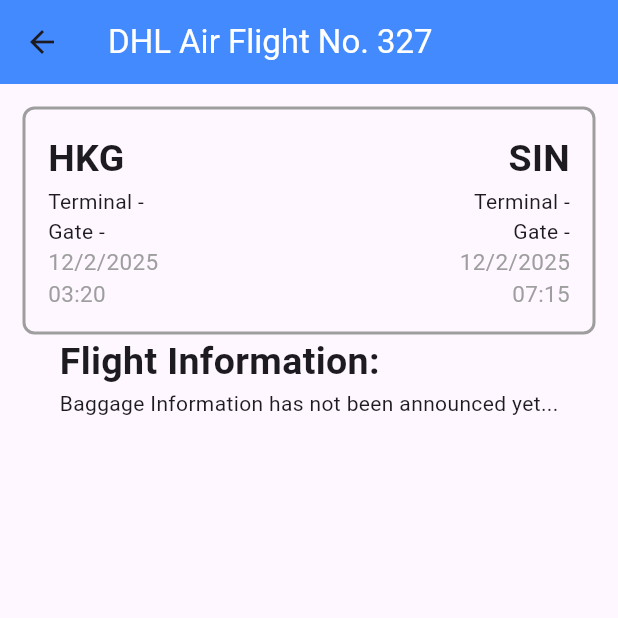
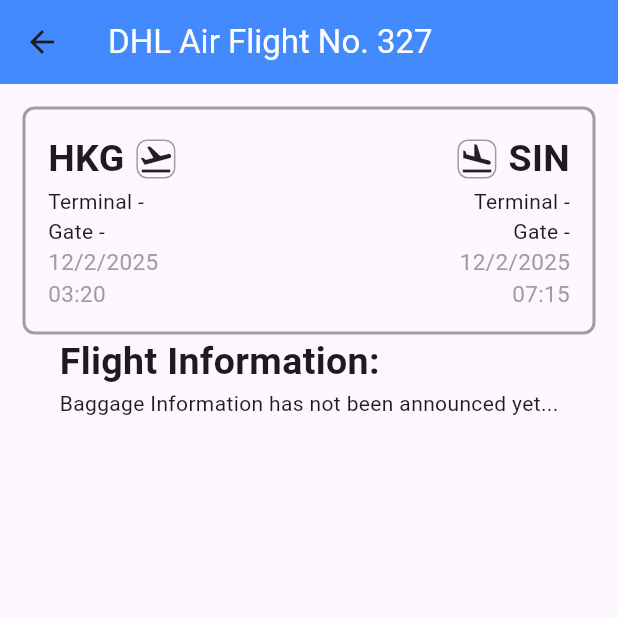
Before and after one commit to raa193/cs1635_mpx_final_project, a Flutter app: the screen it shows after launch, after a tap on "DHL Air", on a phone screen of 412 x 824 dp, the top half of it. Run offline on Flutter 3.47's test engine with Material 3 defaults, Android fonts, the phone set to English and light mode, and no system bars.

Commit message:
Added stylization
Added stylization to departure and arrival iatas, added flight status

```diff
--- a/mpx/lib/utils/parsing_utils.dart
+++ b/mpx/lib/utils/parsing_utils.dart
@@ -1,3 +1,4 @@
+
 DateTime? safeParseDate(String? value) {
   if (value == null) return null;
   try {
@@ -6,3 +7,12 @@
     return null;
   }
 }
+
+extension StringExtensions on String {
+  String capitalize() {
+    if (this.isEmpty) {
+      return this; // Return empty string if input is empty
+    }
+    return "${this[0].toUpperCase()}${this.substring(1)}";
+  }
+}
--- a/mpx/lib/views/flight_detail_view.dart
+++ b/mpx/lib/views/flight_detail_view.dart
@@ -34,12 +34,27 @@
                   Column(
                     crossAxisAlignment: CrossAxisAlignment.start,
                     children: [
+                      Row(
+                        children:  [
                           Text(
                             flight.departureData.getIata() ?? '-',
                             style: TextStyle(
                               fontSize: 25,
                               fontWeight: FontWeight.bold,
                             ),
+                          ),
+                          SizedBox(width: 8),
+                          DecoratedBox(
+                            decoration: BoxDecoration(
+                              border: Border.all(color: Colors.grey, width: 1.0),
+                              borderRadius: BorderRadius.circular(7.0),
+                            ),
+                            child: Padding(
+                              padding: EdgeInsets.all(1),
+                              child: Icon(Icons.flight_takeoff)
+                            ),
+                          )
+                        ],
                       ),
                       Text(
                         'Terminal ${flight.departureData.getTerminal() ?? '-'}',
@@ -59,12 +74,27 @@
                   Column(
                     crossAxisAlignment: CrossAxisAlignment.end,
                     children: [
+                      Row(
+                        children: [
+                          DecoratedBox(
+                            decoration: BoxDecoration(
+                              border: Border.all(color: Colors.grey, width: 1.0),
+                              borderRadius: BorderRadius.circular(7.0),
+                            ),
+                            child: Padding(
+                              padding: EdgeInsets.all(1),
+                              child: Icon(Icons.flight_land)
+                            ),
+                          ),
+                          SizedBox(width: 8),
                           Text(
                             flight.arrivalData.getIata() ?? '-',
                             style: TextStyle(
                               fontSize: 25,
                               fontWeight: FontWeight.bold,
                             ),
+                          ),
+                        ],
                       ),
                       Text(
                         'Terminal ${flight.arrivalData.getTerminal() ?? '-'}',
--- a/mpx/lib/views/flight_list_view.dart
+++ b/mpx/lib/views/flight_list_view.dart
@@ -1,6 +1,5 @@
 import 'package:mpx/viewmodels/flight_list_view_model.dart';
 import 'package:flutter/material.dart';
-import 'package:mpx/services/flight_service.dart';
 import 'package:mpx/widgets/flight_list.dart';
 import 'package:provider/provider.dart';
 
--- a/mpx/lib/widgets/flight_tile.dart
+++ b/mpx/lib/widgets/flight_tile.dart
@@ -1,4 +1,5 @@
 import 'package:flutter/material.dart';
+import 'package:mpx/utils/parsing_utils.dart';
 import 'package:mpx/viewmodels/flight_view_model.dart';
 import 'package:intl/intl.dart';
 import 'package:mpx/views/flight_detail_view.dart';
@@ -39,8 +40,7 @@
                     child: Icon(Icons.flight, size: 20),
                   ),
                 ),
-                SizedBox(width: 5)
-                ,
+                SizedBox(width: 8),
                 Text(
                   textAlign: TextAlign.right,
                   flight.airlineData.getName() ?? 'Unknown Airline',
@@ -56,12 +56,27 @@
                 Column(
                   crossAxisAlignment: CrossAxisAlignment.start,
                   children: [
+                    Row(
+                      children:  [
                         Text(
                           flight.departureData.getIata() ?? '-',
                           style: TextStyle(
                             fontSize: 25,
                             fontWeight: FontWeight.bold,
                           ),
+                        ),
+                        SizedBox(width: 8),
+                        DecoratedBox(
+                          decoration: BoxDecoration(
+                            border: Border.all(color: Colors.grey, width: 1.0),
+                            borderRadius: BorderRadius.circular(7.0),
+                          ),
+                          child: Padding(
+                            padding: EdgeInsets.all(1),
+                            child: Icon(Icons.flight_takeoff)
+                          ),
+                        )
+                      ],
                     ),
                     Text(
                       flight.departureData.getAirport() ?? 'Unknown Airport',
@@ -75,6 +90,11 @@
                       ),
                       style: TextStyle(fontSize: 15, color: Colors.grey),
                     ),
+                    Text(
+                      'Status: ${flight.getFlightStatus()?.capitalize() ?? 'Unknown'}',
+                      textAlign: TextAlign.left,
+                      style: TextStyle(fontSize: 15, color: Colors.black87),
+                    )
                   ],
                 ),
 
@@ -82,12 +102,27 @@
                 Column(
                   crossAxisAlignment: CrossAxisAlignment.end,
                   children: [
+                    Row(
+                      children: [
+                        DecoratedBox(
+                          decoration: BoxDecoration(
+                            border: Border.all(color: Colors.grey, width: 1.0),
+                            borderRadius: BorderRadius.circular(7.0),
+                          ),
+                          child: Padding(
+                            padding: EdgeInsets.all(1),
+                            child: Icon(Icons.flight_land)
+                          ),
+                        ),
+                        SizedBox(width: 8),
                         Text(
                           flight.arrivalData.getIata() ?? '-',
                           style: TextStyle(
                             fontSize: 25,
                             fontWeight: FontWeight.bold,
                           ),
+                        ),
+                      ],
                     ),
                     Text(
                       flight.arrivalData.getAirport() ?? 'Unknown Airport',
```
Lines whose indentation alone changed are shown as unchanged.
